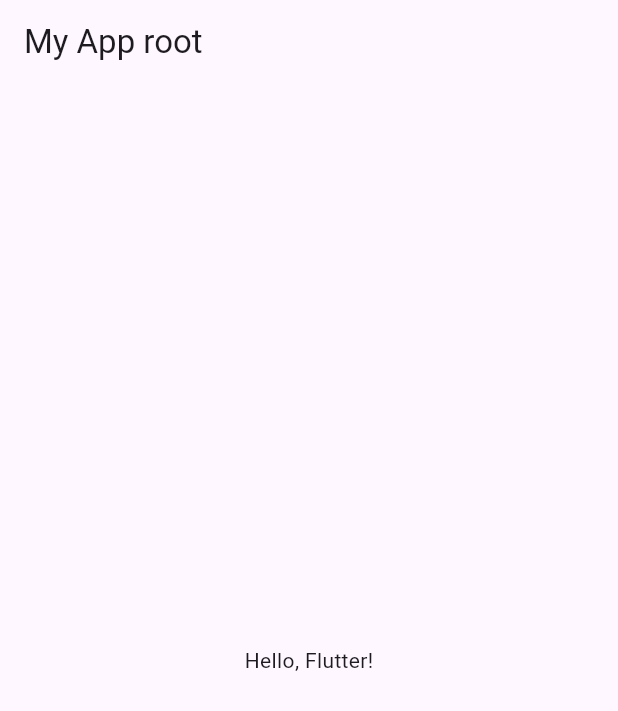
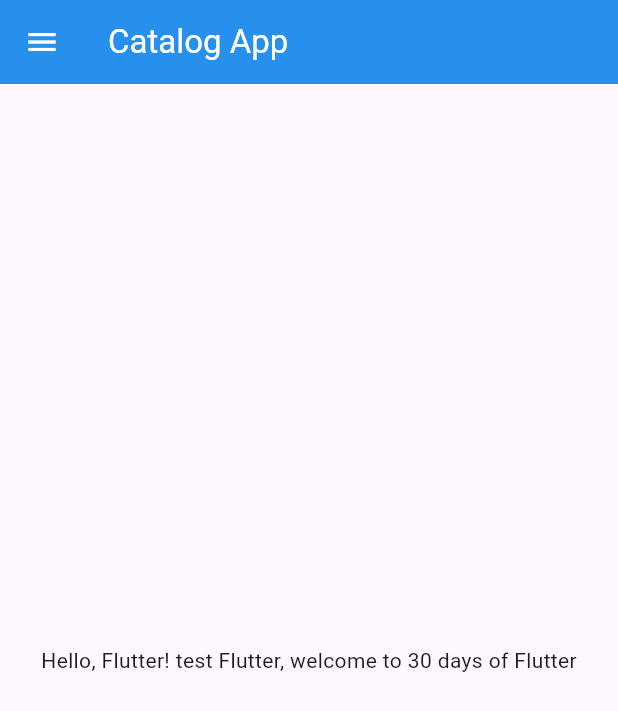
Before and after one commit to Ajay-Diviloper/my_app, a Flutter app: the screen it shows after launch, on a phone screen of 412 x 824 dp. Shown: the top 711 px of the screen. Run offline on Flutter 3.47's test engine with Material 3 defaults, Android fonts, the phone set to English and light mode, and no system bars.

Commit message:
day -2 complete

```diff
--- /dev/null
+++ b/lib/homepage.dart
@@ -0,0 +1,24 @@
+import 'package:flutter/material.dart ';
+
+class HomePage extends StatelessWidget {
+  const HomePage({super.key});
+
+  @override
+  Widget build(BuildContext context) {
+    String days = "30";
+    String name = "test Flutter";
+    return Scaffold(
+      appBar: AppBar(
+        title: const Text('Catalog App'),
+        backgroundColor: Colors.blue, // ✅ AppBar color added
+        foregroundColor: Colors.white, // optional: makes text/icons white
+        elevation: 4, // optional: adds shadow
+      ),
+      body: Center(
+        child: Text('Hello, Flutter! $name, welcome to $days days of Flutter'),
+      ),
+
+      drawer: Drawer(),
+    );
+  }
+}
--- a/lib/main.dart
+++ b/lib/main.dart
@@ -1,4 +1,5 @@
 import 'package:flutter/material.dart';
+import 'package:my_app/homepage.dart';
 
 void main() {
   runApp(const MyApp());
@@ -9,11 +10,6 @@ class MyApp extends StatelessWidget {
 
   @override
   Widget build(BuildContext context) {
-    return MaterialApp(
-      home: Scaffold(
-        appBar: AppBar(title: const Text('My App root')),
-        body: const Center(child: Text('Hello, Flutter!')),
-      ),
-    );
+    return MaterialApp(home: HomePage());
   }
 }
```
